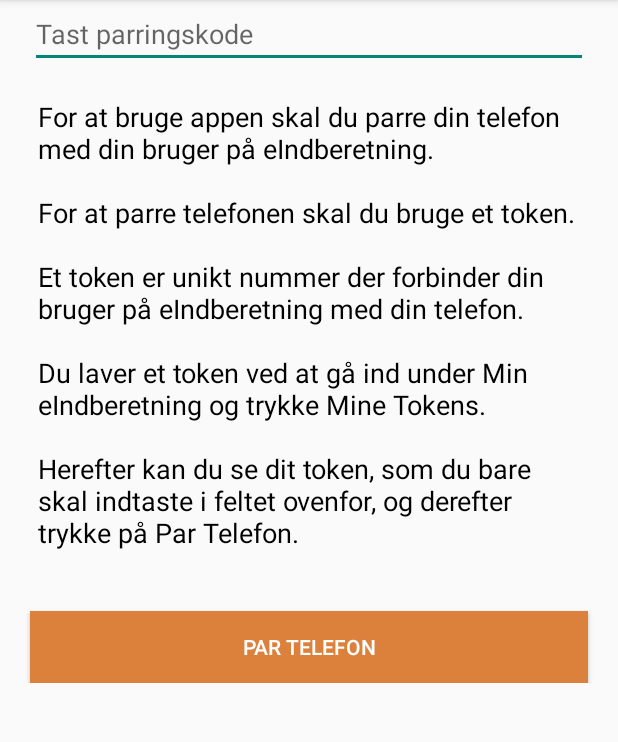
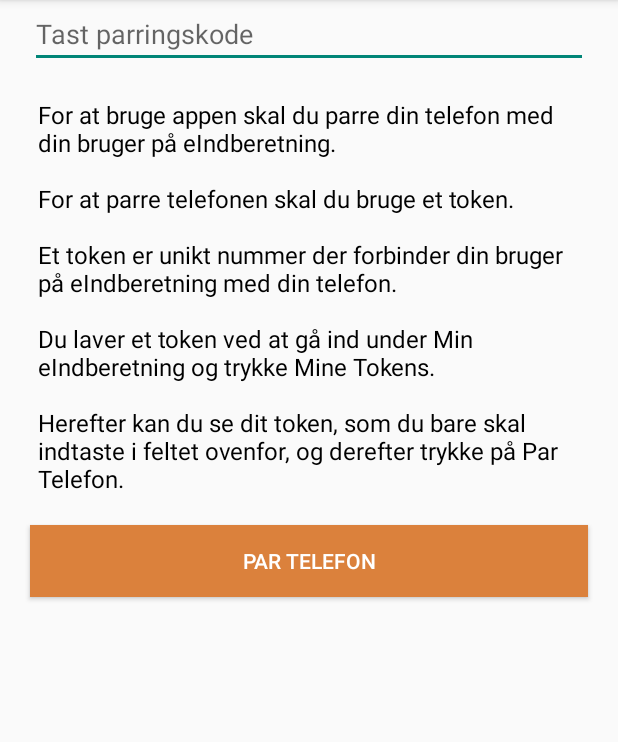
Before and after one commit to os2indberetning/OS2_Android, an Android app: the PairPhone screen opened directly, with no data from a screen before it, on a phone screen of 412 x 824 dp, the part 84-826 px from its top. Run offline under Robolectric (Android 15) with nearby library versions, the phone set to English and light mode, and no system bars; our stand-ins replace Volley.

Commit message:
removed unused icon. created new lolipop related notfication icon. view changes (take navbar into account).

```diff
--- a/app/src/main/res/layout/after_tracking_view.xml
+++ b/app/src/main/res/layout/after_tracking_view.xml
@@ -1,13 +1,14 @@
 <?xml version="1.0" encoding="utf-8"?>
 <ScrollView xmlns:android="http://schemas.android.com/apk/res/android"
     android:layout_width="match_parent"
+    android:fillViewport="true"
     android:layout_height="match_parent">
 
     <LinearLayout
         android:orientation="vertical"
         android:layout_width="match_parent"
         android:layout_height="wrap_content"
-        android:layout_margin="10dp"
+        android:padding="10dp"
         android:weightSum="1">
 
         <TextView
@@ -293,7 +294,8 @@
         <LinearLayout
             android:orientation="horizontal"
             android:layout_width="match_parent"
-            android:layout_height="match_parent">
+            android:layout_marginBottom="20dp"
+            android:layout_height="wrap_content">
 
             <Button
                 android:layout_width="0dp"
--- a/app/src/main/res/layout/pair_phone_view.xml
+++ b/app/src/main/res/layout/pair_phone_view.xml
@@ -2,6 +2,7 @@
 <ScrollView xmlns:android="http://schemas.android.com/apk/res/android"
     android:layout_width="match_parent"
     android:layout_height="match_parent"
+    android:fillViewport="true"
     android:orientation="vertical">
 
 
@@ -28,7 +29,7 @@
             android:layout_marginLeft="25dp"
             android:textColor="#000"
             android:layout_marginTop="20dp"
-            android:textSize="18dp" />
+            android:textSize="16dp" />
 
         <Button
             android:layout_width="match_parent"
@@ -39,6 +40,7 @@
             android:layout_marginRight="20dp"
             android:textColor="#fff"
             android:background="#DB813C"
-            android:layout_marginTop="40dp" />
+            android:layout_marginBottom="20dp"
+            android:layout_marginTop="20dp" />
     </LinearLayout>
 </ScrollView>
--- a/app/src/main/res/layout/start_tracking_layout.xml
+++ b/app/src/main/res/layout/start_tracking_layout.xml
@@ -1,13 +1,14 @@
 <?xml version="1.0" encoding="utf-8"?>
 <ScrollView xmlns:android="http://schemas.android.com/apk/res/android"
     android:layout_width="match_parent"
+    android:fillViewport="true"
     android:layout_height="match_parent">
 
     <LinearLayout
         android:orientation="vertical"
         android:layout_width="match_parent"
         android:layout_height="wrap_content"
-        android:layout_margin="10dp">
+        android:padding="10dp">
 
         <TextView
             android:layout_width="wrap_content"
@@ -228,7 +229,7 @@
             android:textColor="#fff"
             android:background="#DB813C"
             android:layout_marginTop="5dp"
-            android:layout_marginBottom="5dp"
+            android:layout_marginBottom="20dp"
             android:layout_marginLeft="5dp"
             android:layout_marginRight="5dp" />
     </LinearLayout>
```
Also changed, not shown: app/src/main/java/it_minds/dk/eindberetningmobil_android/service/NotificationHelper.java (+8 -1 lines), app/src/main/res/drawable/ic_sil.png (added), app/src/main/res/drawable/small_logo.png (deleted), 1 other file.
